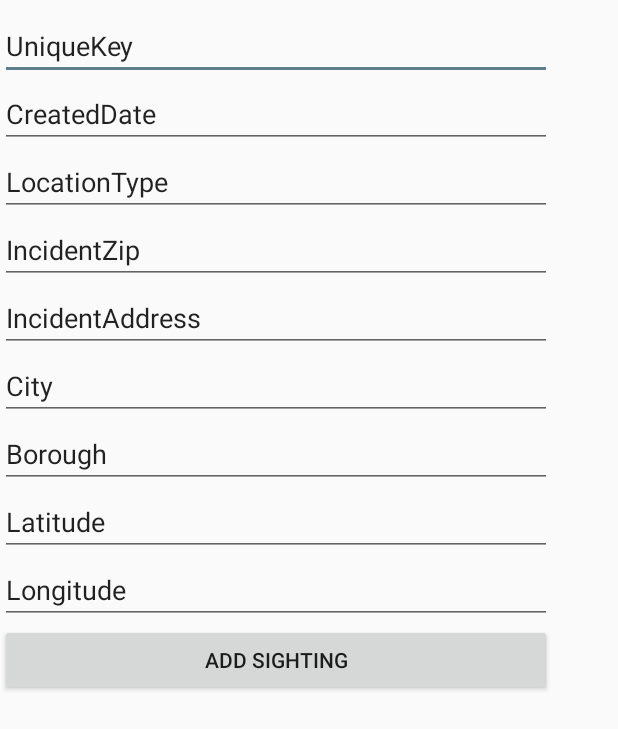
After one commit to Pupperlicks/Android-Client, an Android app: the AddSightingActivity screen opened directly, with no data from a screen before it, on a phone screen of 412 x 824 dp. The commit adds this screen. Shown: the top 729 px of the screen. Run offline under Robolectric (Android 15) with nearby library versions, the phone set to English and light mode, and no system bars; 1 statement that could not run was skipped.

Commit message:
implementation  of most of what (hopefully) needs to be done to implement rat sighting reporting

```diff
--- /dev/null
+++ b/app/src/main/java/com/example/cooperpellaton/pupperlicks/AddSightingActivity.java
@@ -0,0 +1,56 @@
+package com.example.cooperpellaton.pupperlicks;
+
+import android.os.Bundle;
+import android.app.Activity;
+import android.view.View;
+import android.widget.Button;
+import android.widget.EditText;
+
+public class AddSightingActivity extends Activity {
+
+    private EditText editTextUniqueKey, editTextCreatedDate, editTextLocationType,
+            editTextIncidentZip, editTextIncidentAddress, editTextCity, editTextBorough,
+            editTextLatitude, editTextLongitude;
+
+    private Button btnSave;
+
+    @Override
+    protected void onCreate(Bundle savedInstanceState) {
+        super.onCreate(savedInstanceState);
+        setContentView(R.layout.activity_add_sighting);
+        getActionBar().setDisplayHomeAsUpEnabled(true);
+
+        // set up textedits
+        editTextUniqueKey = (EditText) findViewById(R.id.editTextUniqueKey);
+        editTextCreatedDate = (EditText) findViewById(R.id.editTextCreatedDate);
+        editTextLocationType = (EditText) findViewById(R.id.editTextLocationType);
+        editTextIncidentZip = (EditText) findViewById(R.id.editTextIncidentZip);
+        editTextIncidentAddress = (EditText) findViewById(R.id.editTextIncidentAddress);
+        editTextCity = (EditText) findViewById(R.id.editTextCity);
+        editTextBorough = (EditText) findViewById(R.id.editTextBorough);
+        editTextLatitude = (EditText) findViewById(R.id.editTextLatitude);
+        editTextLongitude = (EditText) findViewById(R.id.editTextLongitude);
+
+        // set up button
+        btnSave = (Button) findViewById(R.id.button2);
+
+        btnSave.setOnClickListener(new View.OnClickListener() {
+            @Override
+            public void OnClick(View v) {
+                ServerPortal sp = new ServerPortal();
+                // build rat sighting object and send server add request
+                sp.addReport(new RatSighting(
+                        editTextUniqueKey.getText().toString(),
+                        editTextCreatedDate.getText().toString(),
+                        editTextLocationType.getText().toString(),
+                        editTextIncidentZip.getText().toString(),
+                        editTextIncidentAddress.getText().toString(),
+                        editTextCity.getText().toString(),
+                        editTextBorough.getText().toString(),
+                        editTextLatitude.getText().toString(),
+                        editTextLongitude.getText().toString()));
+            }
+        });
+    }
+
+}
--- /dev/null
+++ b/app/src/main/res/layout/activity_add_sighting.xml
@@ -0,0 +1,95 @@
+<?xml version="1.0" encoding="utf-8"?>
+<android.support.constraint.ConstraintLayout xmlns:android="http://schemas.android.com/apk/res/android"
+    xmlns:app="http://schemas.android.com/apk/res-auto"
+    xmlns:tools="http://schemas.android.com/tools"
+    android:layout_width="match_parent"
+    android:layout_height="match_parent"
+    tools:context="com.example.cooperpellaton.pupperlicks.AddSightingActivity">
+
+    <LinearLayout
+        android:layout_width="368dp"
+        android:layout_height="551dp"
+        android:orientation="vertical"
+        tools:layout_editor_absoluteX="8dp"
+        app:layout_constraintTop_toTopOf="parent"
+        android:layout_marginTop="8dp">
+
+        <EditText
+            android:id="@+id/editTextUniqueKey"
+            android:layout_width="match_parent"
+            android:layout_height="wrap_content"
+            android:ems="10"
+            android:inputType="text"
+            android:text="UniqueKey" />
+
+        <EditText
+            android:id="@+id/editTextCreatedDate"
+            android:layout_width="match_parent"
+            android:layout_height="wrap_content"
+            android:ems="10"
+            android:inputType="textPersonName"
+            android:text="CreatedDate" />
+
+        <EditText
+            android:id="@+id/editTextLocationType"
+            android:layout_width="match_parent"
+            android:layout_height="wrap_content"
+            android:ems="10"
+            android:inputType="textPersonName"
+            android:text="LocationType" />
+
+        <EditText
+            android:id="@+id/editTextIncidentZip"
+            android:layout_width="match_parent"
+            android:layout_height="wrap_content"
+            android:ems="10"
+            android:inputType="textPersonName"
+            android:text="IncidentZip" />
+
+        <EditText
+            android:id="@+id/editTextIncidentAddress"
+            android:layout_width="match_parent"
+            android:layout_height="wrap_content"
+            android:ems="10"
+            android:inputType="textPersonName"
+            android:text="IncidentAddress" />
+
+        <EditText
+            android:id="@+id/editTextCity"
+            android:layout_width="match_parent"
+            android:layout_height="wrap_content"
+            android:ems="10"
+            android:inputType="textPersonName"
+            android:text="City" />
+
+        <EditText
+            android:id="@+id/editTextBorough"
+            android:layout_width="match_parent"
+            android:layout_height="wrap_content"
+            android:ems="10"
+            android:inputType="textPersonName"
+            android:text="Borough" />
+
+        <EditText
+            android:id="@+id/editTextLatitude"
+            android:layout_width="match_parent"
+            android:layout_height="wrap_content"
+            android:ems="10"
+            android:inputType="textPersonName"
+            android:text="Latitude" />
+
+        <EditText
+            android:id="@+id/editTextLongitude"
+            android:layout_width="match_parent"
+            android:layout_height="wrap_content"
+            android:ems="10"
+            android:inputType="textPersonName"
+            android:text="Longitude" />
+
+        <Button
+            android:id="@+id/button2"
+            android:layout_width="match_parent"
+            android:layout_height="wrap_content"
+            android:text="Add Sighting" />
+    </LinearLayout>
+</android.support.constraint.ConstraintLayout>
--- a/app/src/main/res/values/strings.xml
+++ b/app/src/main/res/values/strings.xml
@@ -121,4 +121,5 @@
         "when a user tries to pick up one of cards.\n\n"
     </string>
     <string name="title_activity_maps">Map</string>
+    <string name="title_activity_add_sighting">AddSightingActivity</string>
 </resources>
```
Also changed, not shown: app/src/main/AndroidManifest.xml (+8 -0 lines), app/src/main/java/com/example/cooperpellaton/pupperlicks/ServerPortal.java (+93 -0 lines), app/src/main/java/com/example/cooperpellaton/pupperlicks/SightingsListActivity.java (+14 -0 lines), app/src/main/res/layout/main_sightings_list.xml (+8 -0 lines).
